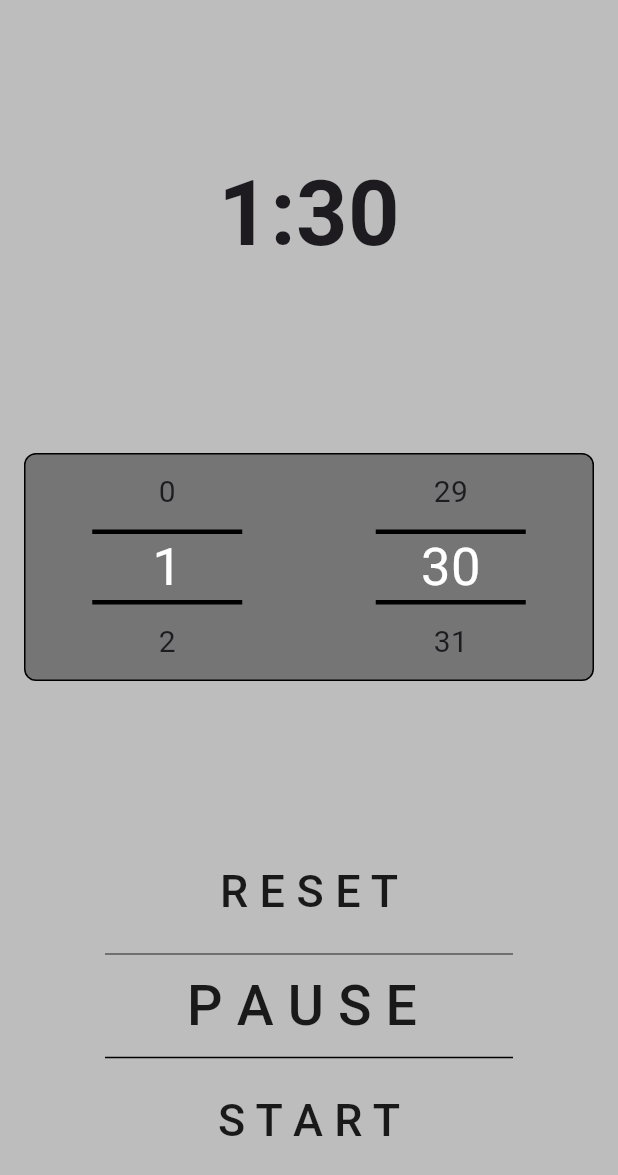
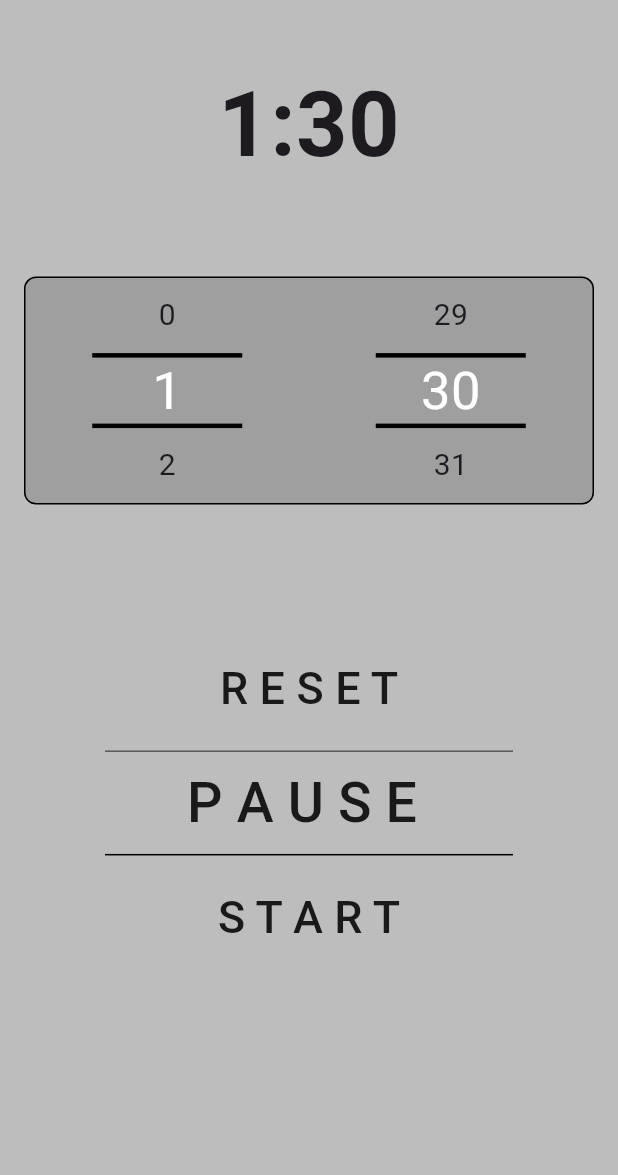
Before and after one commit to MohammadJamal7/TimerApp, a Flutter app: the screen it shows after launch, on a phone screen of 412 x 824 dp. Shown: the top 1175 px of the screen. Run offline on Flutter 3.47's test engine with Material 3 defaults, Android fonts, the phone set to English and light mode, and no system bars; drawn by our look-alikes of numberpicker; our stand-ins replace audioplayers.

Commit message:
Update main.dart

```diff
--- a/lib/main.dart
+++ b/lib/main.dart
@@ -34,9 +34,7 @@ class _MyApplicationState extends State<MyApplication> {
             child: Column(
               mainAxisAlignment: MainAxisAlignment.start,
               children: [
-                const SizedBox(
-                  height: 100,
-                ),
+                SizedBox(height: MediaQuery.of(context).size.height * 0.05),
                 Row(
                   mainAxisAlignment: MainAxisAlignment.spaceEvenly,
                   children: [
@@ -53,14 +51,12 @@ class _MyApplicationState extends State<MyApplication> {
                     //SizedBox(width: 20,)
                   ],
                 ),
-                const SizedBox(
-                  height: 100,
-                ),
+                SizedBox(height: MediaQuery.of(context).size.height * 0.05),
                 Padding(
                   padding: const EdgeInsets.all(16.0),
                   child: Container(
                     decoration: BoxDecoration(
-                      color: Colors.grey[600],
+                      color: const Color.fromARGB(255, 160, 159, 159),
                       borderRadius: BorderRadius.circular(8),
                       border: Border.all(color: Colors.black),
                     ),
@@ -86,9 +82,7 @@ class _MyApplicationState extends State<MyApplication> {
                     ),
                   ),
                 ),
-                const SizedBox(
-                  height: 100,
-                ),
+                SizedBox(height: MediaQuery.of(context).size.height * 0.1),
                 MaterialButton(
                   // color: Colors.deepPurpleAccent,
                   onPressed: resetTime,
@@ -138,10 +132,6 @@ class _MyApplicationState extends State<MyApplication> {
                     ),
                   ),
                 ),
-
-
-
-
               ],
             ),
           ),
```
